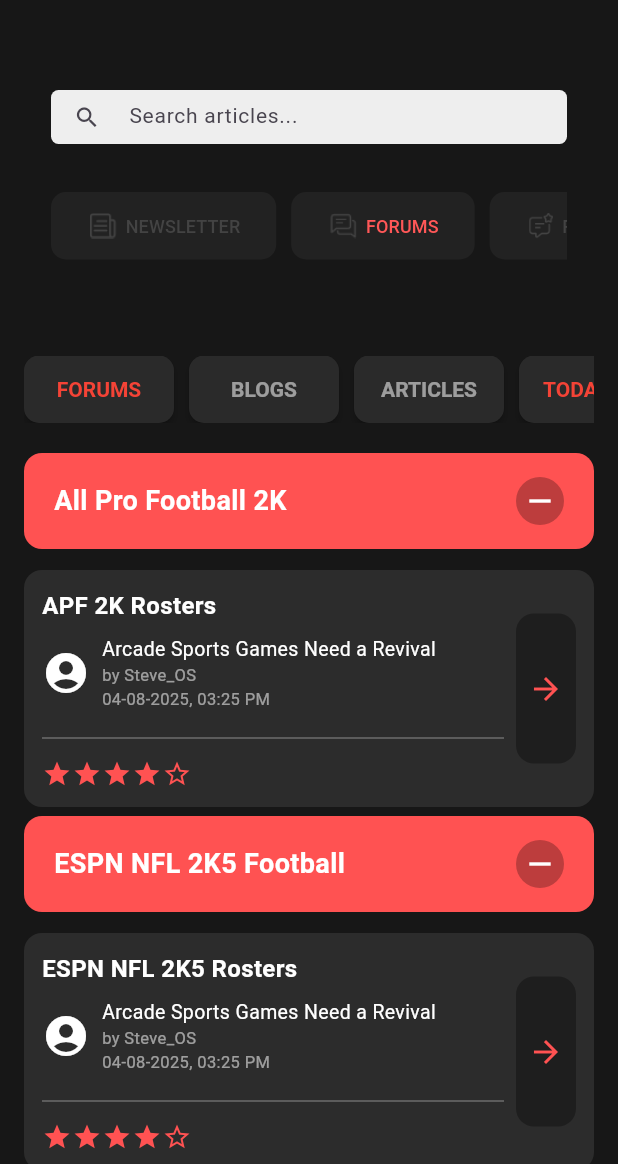
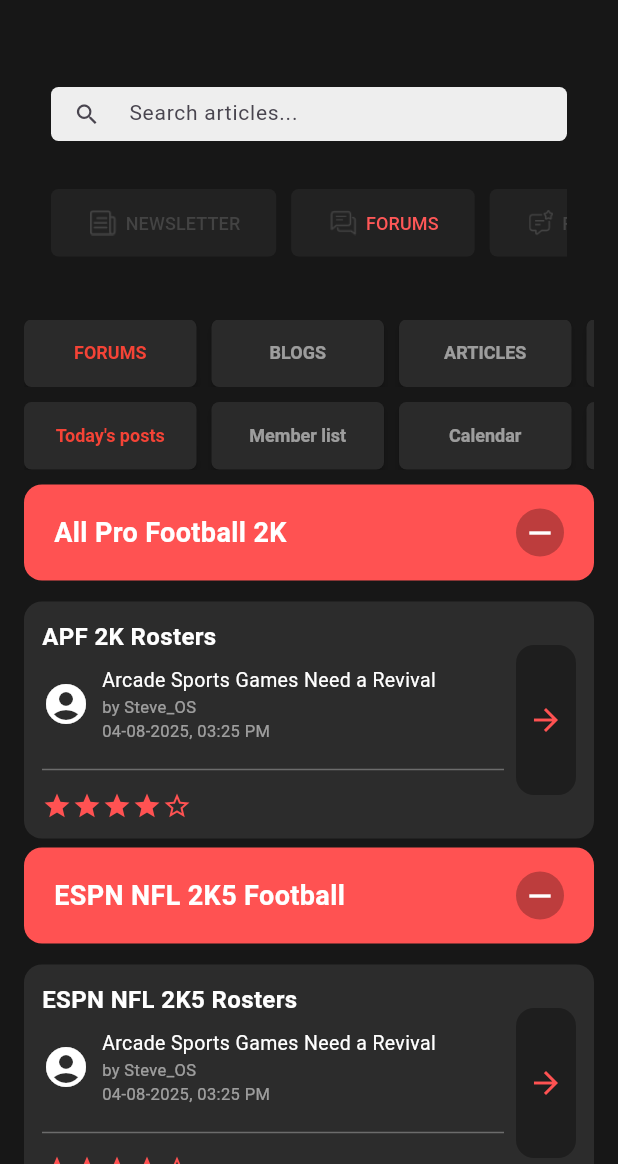
Before and after one commit to Pharaon3/operationsports, a Flutter app: the ForumList screen opened directly, on a phone screen of 412 x 824 dp, the part 72-1236 px from its top. Run offline on Flutter 3.47's test engine with Material 3 defaults, Android fonts, the phone set to English and light mode, and no system bars; our stand-ins replace flutter_html, font_awesome_flutter, go_router, video_player; network calls fail.

Commit message:
forum updated

```diff
--- a/lib/screens/forum_list.dart
+++ b/lib/screens/forum_list.dart
@@ -20,12 +20,25 @@ class ForumList extends StatelessWidget {
           builder: (context) {
             return ListView(
               children: [
+                const Header(selectedMenu: 2),
 
-                const Header(selectedMenu: 2,),
-
-                const Padding(
-                  padding: EdgeInsets.symmetric(horizontal: 16, vertical: 20),
-                  child: MenuGrid(),
+                Column(
+                  children: [
+                    MenuGrid(
+                      menuItems: ['FORUMS', 'BLOGS', 'ARTICLES', 'GROUPS'],
+                      highlightedItems: {'FORUMS'},
+                    ),
+                    MenuGrid(
+                      menuItems: [
+                        'Today\'s posts',
+                        'Member list',
+                        'Calendar',
+                        'News',
+                        'Reviews',
+                      ],
+                      highlightedItems: {'Today\'s posts'},
+                    ),
+                  ],
                 ),
 
                 const Padding(
--- a/lib/screens/review_screen.dart
+++ b/lib/screens/review_screen.dart
@@ -54,7 +54,6 @@ class ReviewScreen extends StatelessWidget {
                         }
 
                         return ListView(
-                          padding: const EdgeInsets.all(16),
                           children: [
                             MainArticleCard(
                               article:
--- a/lib/widgets/header.dart
+++ b/lib/widgets/header.dart
@@ -9,7 +9,7 @@ class Header extends StatelessWidget {
   Widget build(BuildContext context) {
     return Container(
       color: const Color(0xFF171717),
-      padding: const EdgeInsets.symmetric(vertical: 32),
+      padding: const EdgeInsets.symmetric(vertical: 30),
       child: Column(
         children: [
           Padding(
--- a/lib/widgets/menu_button.dart
+++ b/lib/widgets/menu_button.dart
@@ -11,12 +11,7 @@ class MenuButton extends StatelessWidget {
 
   @override
   Widget build(BuildContext context) {
-    final List<String> menuItems = [
-      "NEWSLETTER",
-      "FORUMS",
-      "REVIEW",
-      "GAMES",
-    ];
+    final List<String> menuItems = ["NEWSLETTER", "FORUMS", "REVIEW", "GAMES"];
 
     final List<Widget Function(BuildContext)> menuBuilder = [
       (context) => const NewsLetter(),
@@ -66,6 +61,7 @@ class MenuButton extends StatelessWidget {
           foregroundColor: Colors.grey[300],
           backgroundColor: const Color(0xFF222222),
           elevation: 0,
+          shape: RoundedRectangleBorder(borderRadius: BorderRadius.circular(5)),
         ),
         onPressed: onPressed,
         child: Row(
@@ -78,7 +74,10 @@ class MenuButton extends StatelessWidget {
             Text(
               label,
               style: TextStyle(
-                color: isActive ? const Color(0xFFFF5757) : const Color(0xFF434343),
+                color:
+                    isActive
+                        ? const Color(0xFFFF5757)
+                        : const Color(0xFF434343),
                 fontSize: 12,
               ),
             ),
--- a/lib/widgets/menu_grid.dart
+++ b/lib/widgets/menu_grid.dart
@@ -1,25 +1,20 @@
 import 'package:flutter/material.dart';
 
 class MenuGrid extends StatelessWidget {
-  const MenuGrid({super.key});
+  final List<String> menuItems;
+  final Set<String> highlightedItems;
+  const MenuGrid({
+    super.key,
+    required this.menuItems,
+    required this.highlightedItems,
+  });
 
   @override
   Widget build(BuildContext context) {
-    final List<String> menuItems = [
-      'FORUMS',
-      'BLOGS',
-      'ARTICLES',
-      'TODAY\'S POSTS',
-      'MEMBER LIST',
-      'CALENDAR',
-      'NEWS',
-      'REVIEWS',
-    ];
-
-    final Set<String> highlightedItems = {'FORUMS', 'TODAY\'S POSTS'};
-
-    return SizedBox(
-      height: 45, // Reduced button height
+    return Padding(
+      padding: EdgeInsets.only(left: 16, right: 16, bottom: 10),
+      child: SizedBox(
+        height: 45,
         child: ListView.separated(
           scrollDirection: Axis.horizontal,
           itemCount: menuItems.length,
@@ -28,7 +23,9 @@ class MenuGrid extends StatelessWidget {
             final item = menuItems[index];
             final isHighlighted = highlightedItems.contains(item);
 
-          return ElevatedButton(
+            return SizedBox(
+              width: 115,
+              child: ElevatedButton(
                 onPressed: () {
                   // TODO: Add onPressed behavior
                 },
@@ -36,19 +33,21 @@ class MenuGrid extends StatelessWidget {
                   backgroundColor: const Color(0xFF2A2A2A),
                   foregroundColor: isHighlighted ? Colors.red : Colors.white54,
                   elevation: 2,
-              minimumSize: const Size(100, 40), // size of the button
+                  minimumSize: const Size(100, 40),
                   shape: RoundedRectangleBorder(
-                borderRadius: BorderRadius.circular(10),
+                    borderRadius: BorderRadius.circular(5),
                   ),
                   padding: const EdgeInsets.symmetric(horizontal: 16),
                   textStyle: const TextStyle(
-                fontSize: 14,
+                    fontSize: 12,
                     fontWeight: FontWeight.bold,
                   ),
                 ),
                 child: Text(item),
+              ),
             );
           },
+        ),
       ),
     );
   }
```
Also changed, not shown: lib/screens/forum_detail_screen.dart (+18 -4 lines), lib/screens/forum_screen.dart (+18 -5 lines). Lines whose indentation alone changed are shown as unchanged.
